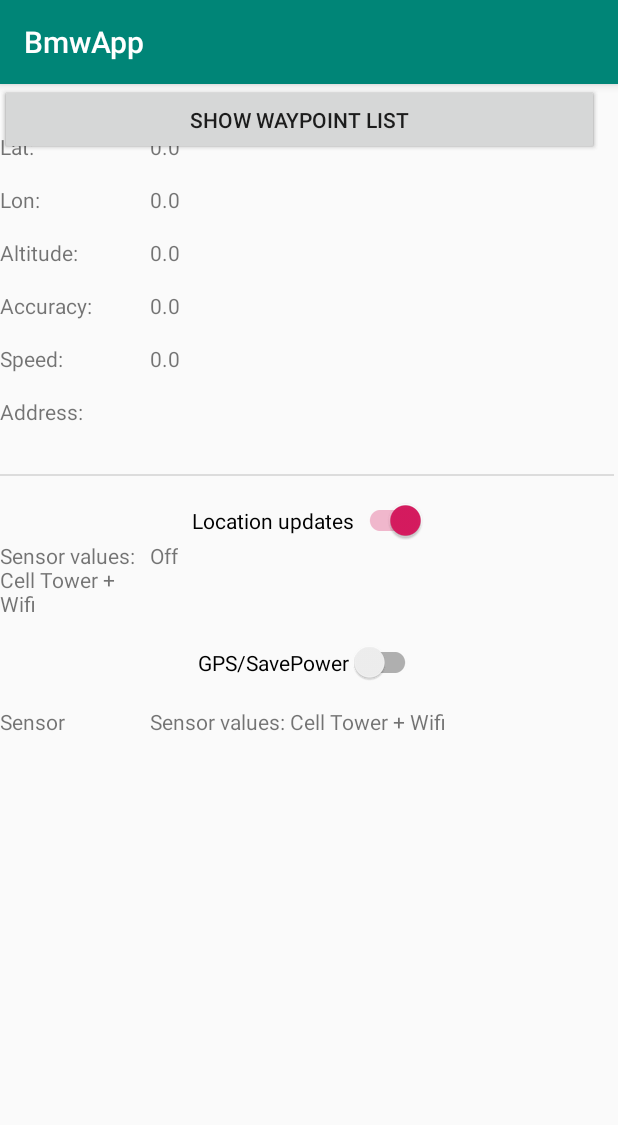
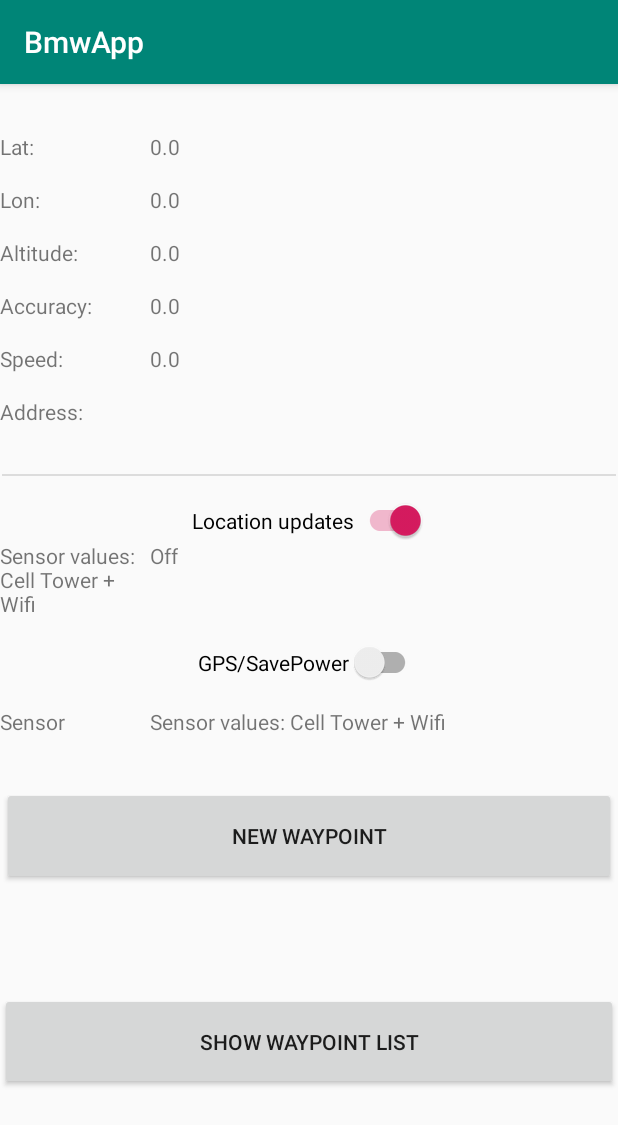
Before and after one commit to aalshawa97/Bmwapp, an Android app: the screen it shows after launch (MainActivity), on a phone screen of 412 x 824 dp. Shown: the top 1125 px of the screen. Run offline under Robolectric (Android 15) with nearby library versions, the phone set to English and light mode, and no system bars; 1 statement that could not run was skipped.

Commit message:
Fixing layout

```diff
--- a/app/src/main/java/com/example/bmwapp/MainActivity.java
+++ b/app/src/main/java/com/example/bmwapp/MainActivity.java
@@ -17,6 +17,7 @@ import android.os.Build;
 import android.os.Bundle;
 import android.util.Log;
 import android.view.View;
+import android.widget.Button;
 import android.widget.Switch;
 import android.widget.TextView;
 import android.widget.Toast;
@@ -45,7 +46,7 @@ import retrofit2.Response;
 public class MainActivity extends AppCompatActivity {
 
     public static final int DEFAULT_UPGRADE_INTERVAL = 30;
-    private TextView btn_newWaypoint;
+    private Button btn_newWaypoint;
     //public static final Bu btn_newWaypoint = null
     public LocationCallback locationCallBack;
     public LocationRequest locationRequest;
@@ -104,6 +105,8 @@ public class MainActivity extends AppCompatActivity {
                 updateUIValue(locationResult.getLastLocation());
             }
         };
+
+        //btn_newWaypoint.setOnClickListener()
 
         sw_gps.setOnClickListener(new View.OnClickListener(){
 
--- a/app/src/main/java/com/example/bmwapp/data/ShowSavedLocationsList.java
+++ b/app/src/main/java/com/example/bmwapp/data/ShowSavedLocationsList.java
@@ -1,11 +1,17 @@
 package com.example.bmwapp.data;
 
+import android.app.Application;
+import android.content.Context;
+import android.location.Location;
 import android.os.Bundle;
+import android.widget.ArrayAdapter;
 import android.widget.ListView;
 
 import androidx.appcompat.app.AppCompatActivity;
 
 import com.example.bmwapp.R;
+
+import java.util.List;
 
 public class ShowSavedLocationsList extends AppCompatActivity {
     ListView lv_savedLocations;
@@ -15,7 +21,9 @@ public class ShowSavedLocationsList extends AppCompatActivity {
         super.onCreate(savedInstanceState);
         setContentView(R.layout.activity_show_saved_locations_list);
         lv_savedLocations = findViewById(R.id.lv_waypoints);
-
+        //Application myApplication = (Application) ;
         //MyApplication myApplication = (MyApplication) getApplicationContext();
+        //List<Location> savedLocations = MyApplication.getMyLocations();
+        lv_savedLocations.setAdapter(new ArrayAdapter<Location>(lv_savedLocations.getContext(), android.R.layout.simple_list_item_1));
     }
 }
--- a/app/src/main/res/layout/activity_main.xml
+++ b/app/src/main/res/layout/activity_main.xml
@@ -11,7 +11,9 @@
         android:layout_width="100dp"
         android:layout_height="wrap_content"
         android:layout_marginTop="32dp"
+        android:layout_marginBottom="417dp"
         android:text="@string/latitude"
+        app:layout_constraintBottom_toTopOf="@+id/button"
         app:layout_constraintStart_toStartOf="parent"
         app:layout_constraintTop_toTopOf="parent" />
 
@@ -165,27 +167,42 @@
 
     <View
         android:id="@+id/divider"
-        android:layout_width="409dp"
+        android:layout_width="0dp"
         android:layout_height="1dp"
+        android:layout_marginStart="1dp"
+        android:layout_marginLeft="1dp"
         android:layout_marginTop="32dp"
+        android:layout_marginEnd="1dp"
+        android:layout_marginRight="1dp"
         android:background="?android:attr/listDivider"
-        app:layout_constraintTop_toBottomOf="@+id/tv_address"
-        tools:layout_editor_absoluteX="1dp" />
+        app:layout_constraintEnd_toEndOf="parent"
+        app:layout_constraintStart_toStartOf="parent"
+        app:layout_constraintTop_toBottomOf="@+id/tv_address" />
 
     <Button
         android:id="@+id/button"
-        android:layout_width="399dp"
-        android:layout_height="47dp"
+        android:layout_width="0dp"
+        android:layout_height="0dp"
+        android:layout_marginStart="1dp"
+        android:layout_marginLeft="1dp"
+        android:layout_marginEnd="1dp"
+        android:layout_marginRight="1dp"
+        android:layout_marginBottom="72dp"
         android:text="New Waypoint"
-        tools:layout_editor_absoluteX="1dp"
-        tools:layout_editor_absoluteY="451dp" />
+        app:layout_constraintBottom_toTopOf="@+id/button2"
+        app:layout_constraintEnd_toEndOf="parent"
+        app:layout_constraintStart_toStartOf="parent"
+        app:layout_constraintTop_toBottomOf="@+id/tv_labellat" />
 
     <Button
         android:id="@+id/button2"
-        android:layout_width="399dp"
-        android:layout_height="47dp"
+        android:layout_width="0dp"
+        android:layout_height="0dp"
+        android:layout_marginBottom="97dp"
         android:text="Show Waypoint list"
-        tools:layout_editor_absoluteX="6dp"
-        tools:layout_editor_absoluteY="529dp" />
+        app:layout_constraintBottom_toBottomOf="parent"
+        app:layout_constraintEnd_toEndOf="parent"
+        app:layout_constraintStart_toStartOf="parent"
+        app:layout_constraintTop_toBottomOf="@+id/button" />
 
 </androidx.constraintlayout.widget.ConstraintLayout>
--- a/app/src/main/res/values/strings.xml
+++ b/app/src/main/res/values/strings.xml
@@ -5,6 +5,8 @@
     <string name="accuracy">Accuracy: </string>
     <string name="speed">Speed: </string>
     <string name="wayPoints">Way points: </string>
+    <string name="newWayPoint">New way point: </string>
+    <string name="showWayPoints">Show way points: </string>
     <string name="altitude">Altitude: </string>
     <string name="address">Address: </string>
     <string name="sensor">Sensor</string>
```
